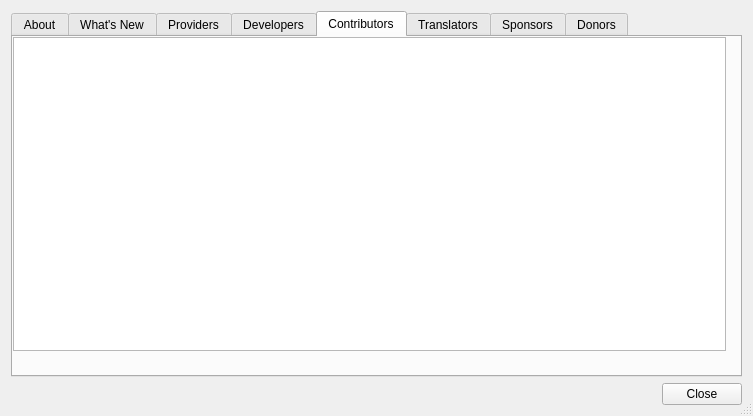
This is qgis/src/ui/qgsabout.ui in sourcepole/qgis as Qt 5 draws it before an edit. The edited form follows.
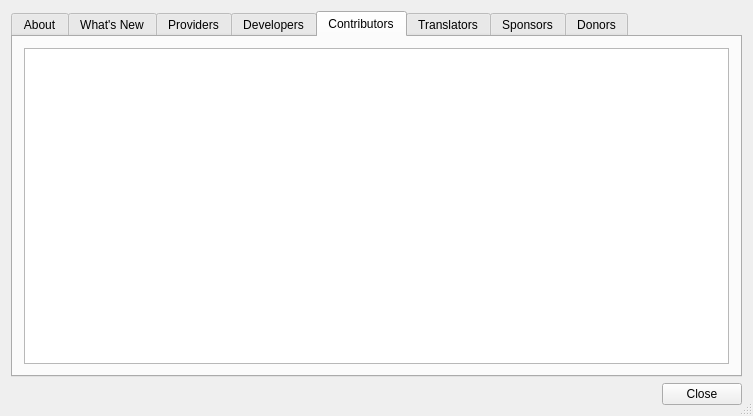
This is the edited form. The open tabs and pages were chosen to show the change. Icons and pictures are not drawn.

Commit message: just optical changes in the aboutbox (bug?fixes)

The edit to the form file:
```diff
--- a/qgis/src/ui/qgsabout.ui
+++ b/qgis/src/ui/qgsabout.ui
@@ -201,19 +201,15 @@
       <attribute name="title" >
        <string>Contributors</string>
       </attribute>
-      <widget class="QListWidget" name="lstContributors" >
-       <property name="geometry" >
-        <rect>
-         <x>0</x>
-         <y>0</y>
-         <width>713</width>
-         <height>314</height>
-        </rect>
-       </property>
-       <property name="alternatingRowColors" >
-        <bool>true</bool>
-       </property>
-      </widget>
+      <layout class="QGridLayout" name="gridLayout">
+       <item row="0" column="0">
+        <widget class="QListWidget" name="lstContributors">
+         <property name="alternatingRowColors">
+          <bool>true</bool>
+         </property>
+        </widget>
+       </item>
+      </layout>
      </widget>
      <widget class="QWidget" name="tab_3" >
       <attribute name="title" >
@@ -270,7 +266,7 @@
    </item>
   </layout>
  </widget>
- <layoutdefault spacing="6" margin="11" />
+ <layoutdefault spacing="6" margin="11"/>
  <tabstops>
   <tabstop>tabWidget</tabstop>
   <tabstop>btnQgisHome</tabstop>
```
Left out of the diff: 205 changed lines with no effect on the pictures.
